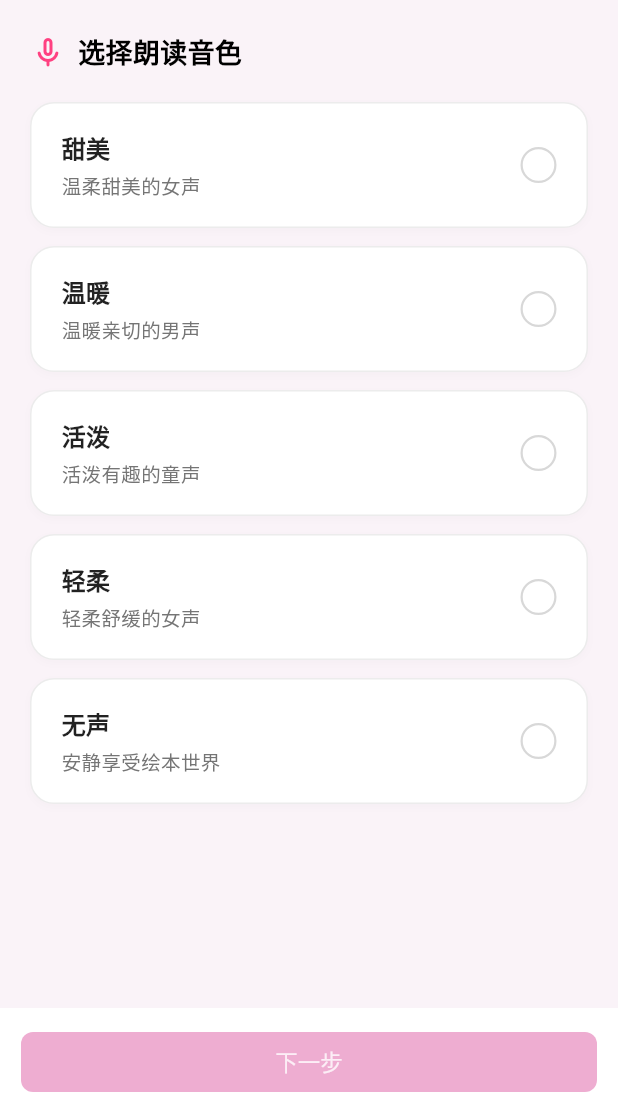
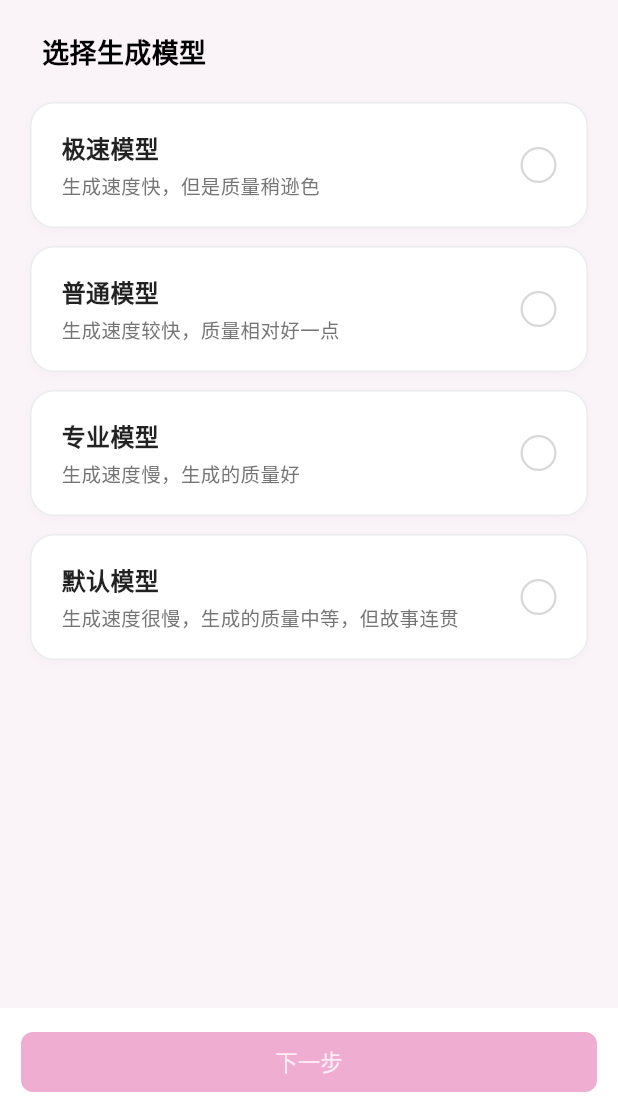
Before and after one commit to Gxx-star/instante_tale-flutter, a Flutter app: the CreateBookPage screen opened by its route, swiped to page 4, on a phone screen of 412 x 824 dp, the part 120-1236 px from its top. Run offline on Flutter 3.47's test engine with Material 3 defaults, Android fonts, the phone set to English and light mode, and no system bars; our stand-ins replace cached_network_image, dio, flutter_riverpod, flutter_secure_storage, flutter_swiper_null_safety, go_router and 5 more; missing offline and left inert: dart:ffi, lpinyin; accounts and stored records are empty; generated files the repository leaves out were written again; network calls fail; Roboto replaces fonts that are missing (Inter).

Commit message:
feat(book): 新增绘本生成功能并优化相关页面
- 在 AndroidManifest.xml 中注册微信入口 Activity
- 更新 app_globals.dart 中的初始化逻辑和时间格式化方法
- 在 book_api.dart 中新增 generateBook 和 generateExclusiveBook 接口
- 在 book_repository.dart 中实现对应的生成方法
- 在 book_view_model.dart 中增加生成绘本的 ViewModel 方法
- 修改 build.gradle.kts 将 minSdk 版本提升至 24
- 优化 character_management_page.dart 的滚动定位与 UI 显示
- 在 create_book.dart 页面新增模型选择功能并替换原有音色选择
- 更新 main.dart 移除无用导入并关闭调试横幅显示
- 调整 main_page.dart 的界面布局及统计数据展示方式
- 引入 fluwx 依赖用于支持微信分享功能
- 修改 register_page.dart 添加构造函数键值
- 更新 stat_item.dart 使用图片代替表情符号显示图标

```diff
--- a/lib/ui/page/create_book.dart
+++ b/lib/ui/page/create_book.dart
@@ -36,8 +36,33 @@ class _CreateBookPageState extends ConsumerState<CreateBookPage> {
   final int _maxStyles = 3;
   bool _isCollectionBook = false;
   String _storyTheme = '';
-  int? _selectedVoiceIndex;
-
+  int? _selectedModel;
+  final List<Map<String, dynamic>> _modelOptions = [
+    {
+      'title': '极速模型',
+      'subtitle': '生成速度快，但是质量稍逊色',
+      'themeColor': Colors.pinkAccent, // 粉色
+      'model': 'FAST',
+    },
+    {
+      'title': '普通模型',
+      'subtitle': '生成速度较快，质量相对好一点',
+      'themeColor': Colors.orangeAccent, // 橙色
+      'model': 'AUTO',
+    },
+    {
+      'title': '专业模型',
+      'subtitle': '生成速度慢，生成的质量好',
+      'themeColor': Colors.lightGreen, // 绿色
+      'model': 'PRO',
+    },
+    {
+      'title': '默认模型',
+      'subtitle': '生成速度很慢，生成的质量中等，但故事连贯',
+      'themeColor': Colors.lightBlueAccent, // 蓝色
+      'model': 'DEFAULT',
+    },
+  ];
   // 故事风格选项
   final List<Map<String, dynamic>> _styleOptions = [
     {
@@ -135,7 +160,7 @@ class _CreateBookPageState extends ConsumerState<CreateBookPage> {
   // Page4：选择音色之后的回调
   void _handleVoiceSelection(int? index) {
     setState(() {
-      _selectedVoiceIndex = index;
+      _selectedModel = index;
     });
   }
 
@@ -155,7 +180,7 @@ class _CreateBookPageState extends ConsumerState<CreateBookPage> {
       case 2:
         return _storyTheme.isNotEmpty;
       case 3:
-        return _selectedVoiceIndex != null;
+        return _selectedModel != null;
       default:
         return true;
     }
@@ -253,9 +278,10 @@ class _CreateBookPageState extends ConsumerState<CreateBookPage> {
                   initialStoryTheme: _storyTheme,
                   onThemeChanged: _handleStoryThemeChanged,
                 ),
-                Page4Voice(
-                  selectedVoiceIndex: _selectedVoiceIndex,
-                  onVoiceChanged: _handleVoiceSelection,
+                Page4Model(
+                  selectedModel: _selectedModel,
+                  onModelChanged: _handleVoiceSelection,
+                  modelList: _modelOptions,
                 ),
               ],
             ),
@@ -316,15 +342,17 @@ class _CreateBookPageState extends ConsumerState<CreateBookPage> {
                             final List<String> storyQualities = [_storyTheme];
                             if (_selectedCharacterId != null) {
                               characters.add(_selectedCharacterId!);
-                              _bookViewModel.createExclusiveBook(
+                              _bookViewModel.generateExclusiveBook(
                                 storyTypes,
                                 storyQualities,
                                 characters,
+                                _modelOptions[_selectedModel!]['model'],
                               );
                             } else {
-                              _bookViewModel.createBook(
+                              _bookViewModel.generateBook(
                                 storyTypes,
                                 storyQualities,
+                                _modelOptions[_selectedModel!]['model']
                               );
                             }
                             context.pop();
@@ -699,7 +727,8 @@ class _CharacterCard extends StatelessWidget {
               ),
               const SizedBox(width: 8.0),
               _InfoTag(
-                text: '创建时间：${AppGlobals().formatTimestamp(character.createdAt)}',
+                text:
+                    '创建时间：${AppGlobals().formatTimestamp(character.createdAt)}',
                 color: const Color(0xfff7e8f2),
               ),
             ],
@@ -1614,6 +1643,7 @@ class _Page3ContentState extends State<Page3Content> {
                   focusNode: _focusNode,
                   enabled: !isInputLocked,
                   maxLines: 4,
+                  maxLength: 100,
                   cursorColor: accentColor,
                   decoration: InputDecoration(
                     hintText:
@@ -1921,49 +1951,24 @@ class _ThemeCardState extends State<ThemeCard>
 }
 
 // Page4
-class Page4Voice extends StatefulWidget {
-  final int? selectedVoiceIndex;
-  final Function(int?) onVoiceChanged;
-
-  const Page4Voice({
+class Page4Model extends StatefulWidget {
+  final int? selectedModel;
+  final Function(int?) onModelChanged;
+  final List<Map<String, dynamic>> modelList;
+  const Page4Model({
     super.key,
-    required this.selectedVoiceIndex,
-    required this.onVoiceChanged,
+    required this.selectedModel,
+    required this.onModelChanged,
+    required this.modelList,
   });
 
   @override
-  State<Page4Voice> createState() => _Page4VoiceState();
+  State<Page4Model> createState() => _Page4ModelState();
 }
 
-class _Page4VoiceState extends State<Page4Voice> {
-  // 音色列表
-  final List<Map<String, dynamic>> _voiceOptions = [
-    {
-      'title': '甜美',
-      'subtitle': '温柔甜美的女声',
-      'themeColor': Colors.pinkAccent, // 粉色
-    },
-    {
-      'title': '温暖',
-      'subtitle': '温暖亲切的男声',
-      'themeColor': Colors.orangeAccent, // 橙色
-    },
-    {
-      'title': '活泼',
-      'subtitle': '活泼有趣的童声',
-      'themeColor': Colors.lightGreen, // 绿色
-    },
-    {
-      'title': '轻柔',
-      'subtitle': '轻柔舒缓的女声',
-      'themeColor': Colors.lightBlueAccent, // 蓝色
-    },
-    {
-      'title': '无声',
-      'subtitle': '安静享受绘本世界',
-      'themeColor': Colors.blueGrey, // 灰色
-    },
-  ];
+class _Page4ModelState extends State<Page4Model> {
+  // 模型列表
+
 
   @override
   Widget build(BuildContext context) {
@@ -1973,17 +1978,12 @@ class _Page4VoiceState extends State<Page4Voice> {
       child: Column(
         crossAxisAlignment: CrossAxisAlignment.start,
         children: [
-          // 标题区域：麦克风图标 + 文本
+          // 标题区域
           Row(
             children: [
-              const Icon(
-                Icons.mic_none_rounded,
-                color: Colors.pinkAccent,
-                size: 24.0,
-              ),
               const SizedBox(width: 8.0),
               const Text(
-                '选择朗读音色',
+                '选择生成模型',
                 style: TextStyle(
                   color: Colors.black,
                   fontSize: 18.0,
@@ -1994,18 +1994,18 @@ class _Page4VoiceState extends State<Page4Voice> {
           ),
           const SizedBox(height: 20.0),
 
-          // 音色列表
+          // 模型列表
           ListView.separated(
             shrinkWrap: true,
             physics: const NeverScrollableScrollPhysics(),
-            itemCount: _voiceOptions.length,
+            itemCount: widget.modelList.length,
             separatorBuilder: (context, index) => const SizedBox(height: 12.0),
             itemBuilder: (context, index) {
-              final option = _voiceOptions[index];
-              final bool isSelected = widget.selectedVoiceIndex == index;
+              final option = widget.modelList[index];
+              final bool isSelected = widget.selectedModel == index;
               final Color themeColor = option['themeColor'];
 
-              return _buildVoiceCard(
+              return _buildModelCard(
                 index: index,
                 title: option['title'],
                 subtitle: option['subtitle'],
@@ -2022,8 +2022,8 @@ class _Page4VoiceState extends State<Page4Voice> {
     );
   }
 
-  // 音色卡片
-  Widget _buildVoiceCard({
+  // 模型卡片
+  Widget _buildModelCard({
     required int index,
     required String title,
     required String subtitle,
@@ -2033,9 +2033,9 @@ class _Page4VoiceState extends State<Page4Voice> {
     return GestureDetector(
       onTap: () {
         if (isSelected) {
-          widget.onVoiceChanged(null);
+          widget.onModelChanged(null);
         } else {
-          widget.onVoiceChanged(index);
+          widget.onModelChanged(index);
         }
       },
       child: AnimatedContainer(
--- a/lib/ui/page/register_page.dart
+++ b/lib/ui/page/register_page.dart
@@ -4,10 +4,11 @@ import 'package:go_router/go_router.dart';
 import 'package:instant_tale/features/login/login_provider.dart';
 
 class RegisterPage extends ConsumerWidget {
+  const RegisterPage({super.key});
+
   @override
   Widget build(BuildContext context, WidgetRef ref) {
     final loginViewModel = ref.watch(loginViewModelProvider.notifier);
-    final loginState = ref.read(loginViewModelProvider);
     return Scaffold(
       appBar: AppBar(
         leading: IconButton(
--- a/pubspec.yaml
+++ b/pubspec.yaml
@@ -34,6 +34,7 @@ dependencies:
   pdf: ^3.0.0
   android_intent_plus: ^3.1.9
   share_plus: ^7.0.2
+  fluwx: ^5.0.0
 dev_dependencies:
   flutter_test:
     sdk: flutter
```
Also changed, not shown: lib/app_globals.dart (+18 -6 lines), lib/features/book/book_repository.dart (+41 -0 lines), lib/features/book/book_view_model.dart (+46 -13 lines), lib/main.dart (+5 -3 lines), lib/network/apis/book_api.dart (+63 -6 lines), lib/ui/component/stat_item.dart (+12 -4 lines), lib/ui/page/character_management_page.dart (+29 -28 lines), lib/ui/page/main_page.dart (+5 -37 lines), assets/images/bao_bao.jpg (added), assets/images/book.jpg (added), assets/images/shou_cang.jpg (added), lib/ui/page/edit_profile_page.dart (line endings or trailing spaces), pubspec.lock, 3 other files.
